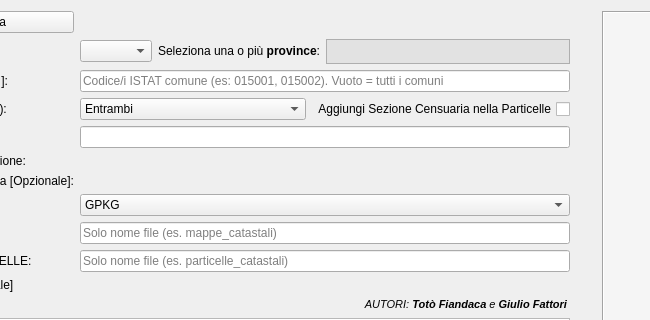
Qt form CatastoIT_GML_Merger_Pro_dialog_base.ui (pigreco/CatastoIT_GML_Merger_Pro) before a commit; both pictures show x 113 to 763 and y 0 to 320 of the 954 by 624 pixel window.
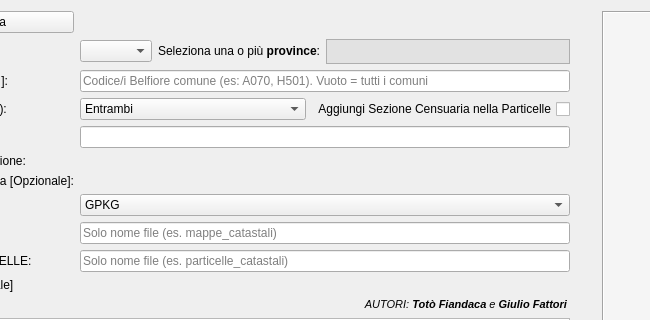
The same form after that commit. Icons and pictures are not drawn. Custom widgets are drawn as their Qt base class.

Commit message:
fix: corregge filtro comuni da ISTAT a codice Belfiore (1 lettera + 3 cifre)
I file ZIP dei comuni nell'archivio AE sono nominati con il codice
Belfiore (es. A070_AGIRA.zip), non con il codice ISTAT a 6 cifre.

Aggiornati: validazione regex, matching nel loop di estrazione
(split sul primo '_'), placeholder UI e messaggi di errore.

```diff
--- a/CatastoIT_GML_Merger_Pro_dialog_base.ui
+++ b/CatastoIT_GML_Merger_Pro_dialog_base.ui
@@ -467,7 +467,7 @@
         <string>Inserisci uno o più codici ISTAT comuni separati da virgola (es: 015001, 015002). Lascia vuoto per scaricare tutti i comuni della provincia selezionata.</string>
        </property>
        <property name="placeholderText">
-        <string>Codice/i ISTAT comune (es: 015001, 015002). Vuoto = tutti i comuni</string>
+        <string>Codice/i Belfiore comune (es: A070, H501). Vuoto = tutti i comuni</string>
        </property>
       </widget>
      </item>
```
Left out of the diff: 4 changed lines with no effect on the pictures. The commit also changes 1 other file.
